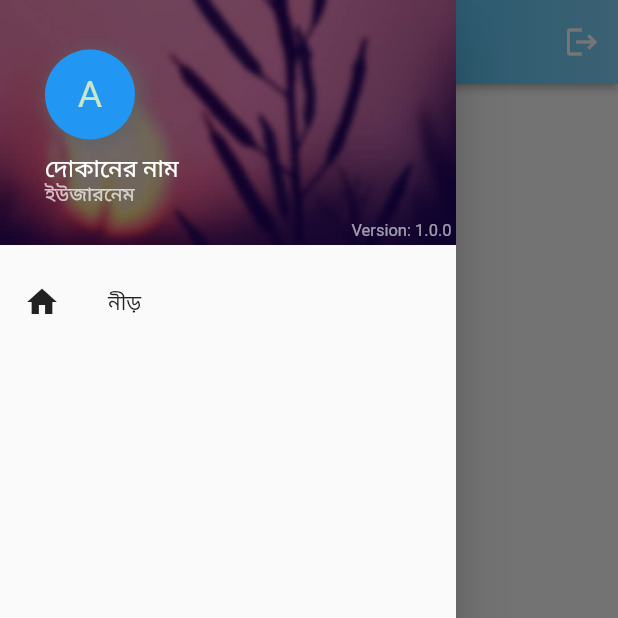
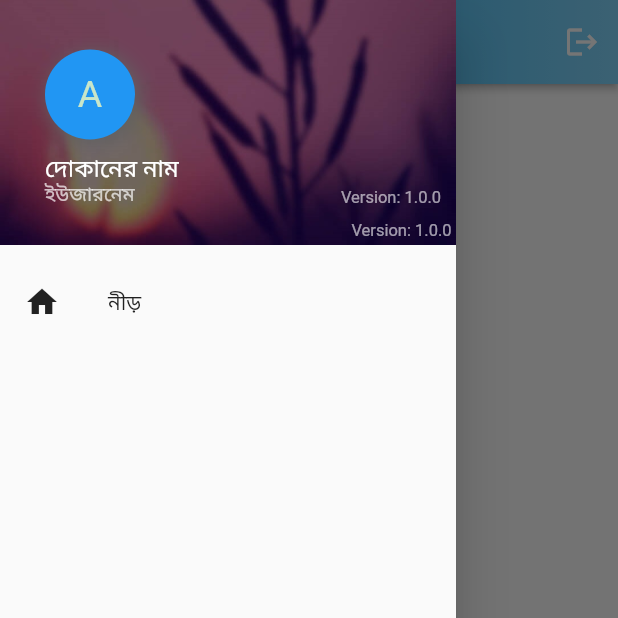
Before and after one commit to Azimul-Haque/kherokhata, a Flutter app: the Home screen opened directly, with the side drawer open, on a phone screen of 412 x 824 dp, the top half of it. Run offline on Flutter 3.47's test engine with Material 2 defaults, Android fonts, the phone set to English and light mode, and no system bars; our stand-ins replace firebase_auth, firebase_core, pinput; accounts and stored records are empty.

Commit message:
Commit Mon 03/28/2022 23:04:33.16 32401

```diff
--- a/lib/home.dart
+++ b/lib/home.dart
@@ -89,6 +89,12 @@ class _HomeState extends State<Home> {
               bottom: 25,
               child: Text('ইউজারনেম',
                   style: TextStyle(color: Colors.white70, fontSize: 13)),
+            ),
+            Positioned(
+              right: 10,
+              bottom: 25,
+              child: Text("Version: 1.0.0",
+                  style: TextStyle(color: Colors.white60, fontSize: 11)),
             ),
             Positioned(
               right: 3,
```
